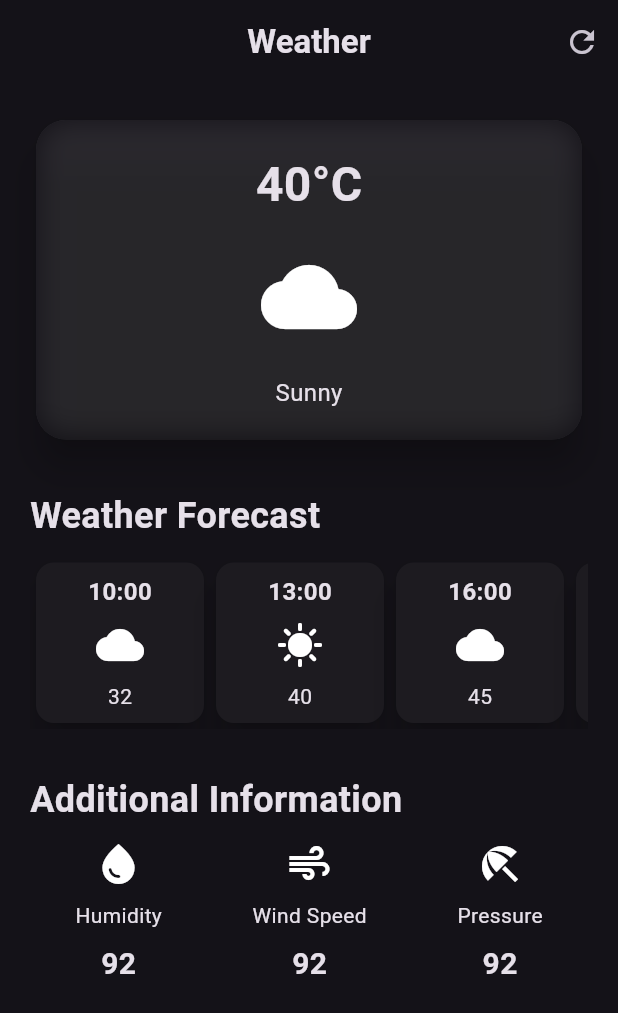
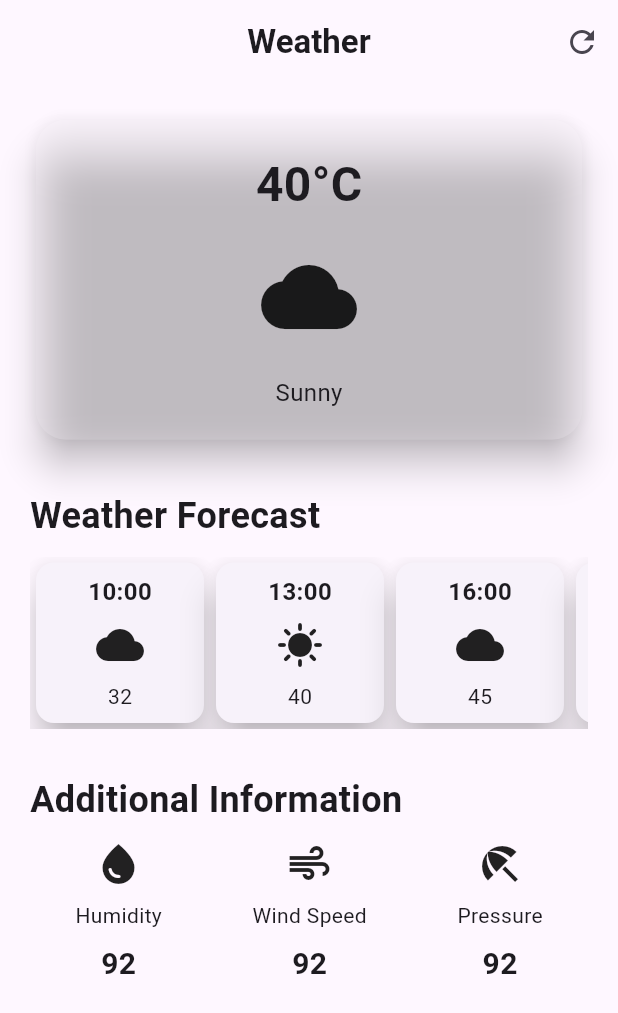
Before and after one commit to amanhere-01/WeatherApp, a Flutter app: the screen it shows after launch, on a phone screen of 412 x 824 dp. Shown: the top 1013 px of the screen. Run offline on Flutter 3.47's test engine with Material 3 defaults, Android fonts, the phone set to English and light mode, and no system bars.

Commit message:
theme change

```diff
--- a/lib/main.dart
+++ b/lib/main.dart
@@ -12,7 +12,7 @@ class MyApp extends StatelessWidget{
   Widget build(BuildContext context) {
     return  MaterialApp(
       debugShowCheckedModeBanner: false,
-      theme: ThemeData.dark(useMaterial3:true),
+      theme: ThemeData.light(useMaterial3:true),
       home: const WeatherScreen(),
     );
   }
```
